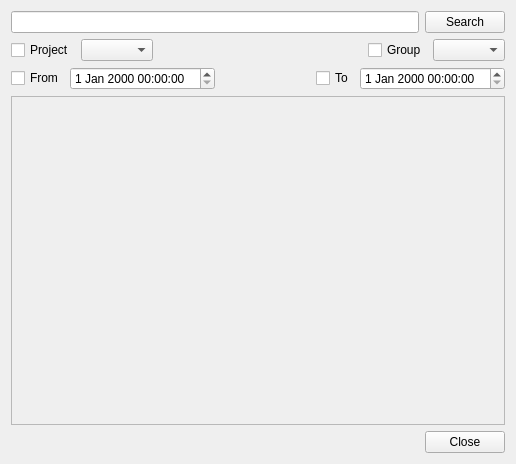
Above: InterfaceLayout/SearchWindow.ui from epcak/yasuwo before the change. Below: the same form after it.
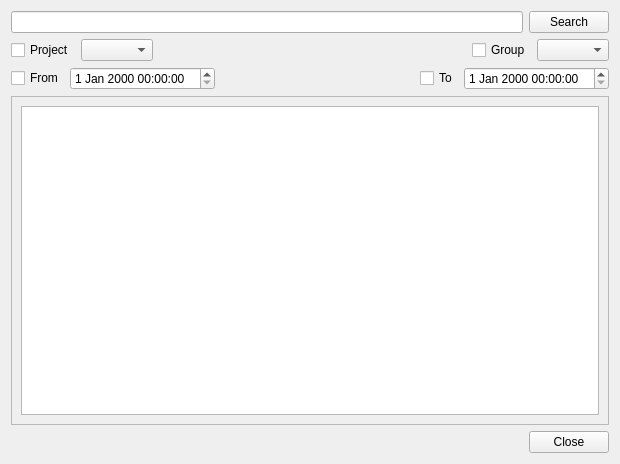
That is the form after the change.

Diff of the .ui file:
```diff
--- a/InterfaceLayout/SearchWindow.ui
+++ b/InterfaceLayout/SearchWindow.ui
@@ -6,7 +6,7 @@
    <rect>
     <x>0</x>
     <y>0</y>
-    <width>516</width>
+    <width>620</width>
     <height>464</height>
    </rect>
   </property>
@@ -115,11 +115,15 @@
        <rect>
         <x>0</x>
         <y>0</y>
-        <width>496</width>
-        <height>303</height>
+        <width>600</width>
+        <height>311</height>
        </rect>
       </property>
-      <layout class="QVBoxLayout" name="verticalLayout_2"/>
+      <layout class="QVBoxLayout" name="verticalLayout_2">
+       <item>
+        <widget class="QListWidget" name="Search_PreviewList"/>
+       </item>
+      </layout>
      </widget>
     </widget>
    </item>
```
